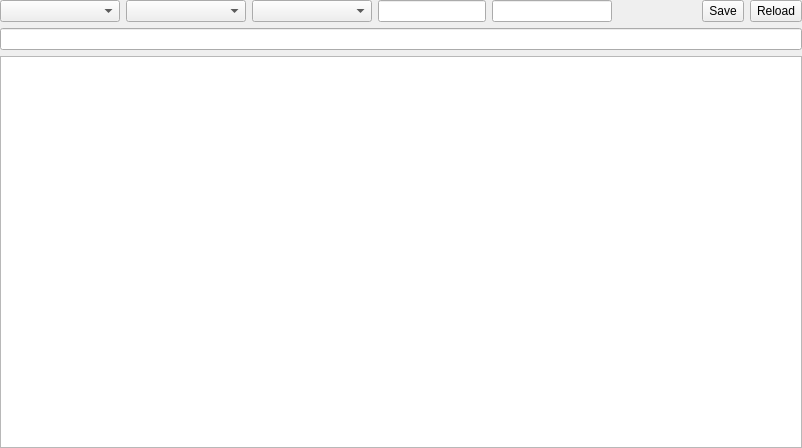
Old version of the form xhashwidget.ui in the repository horsicq/XHashWidget.
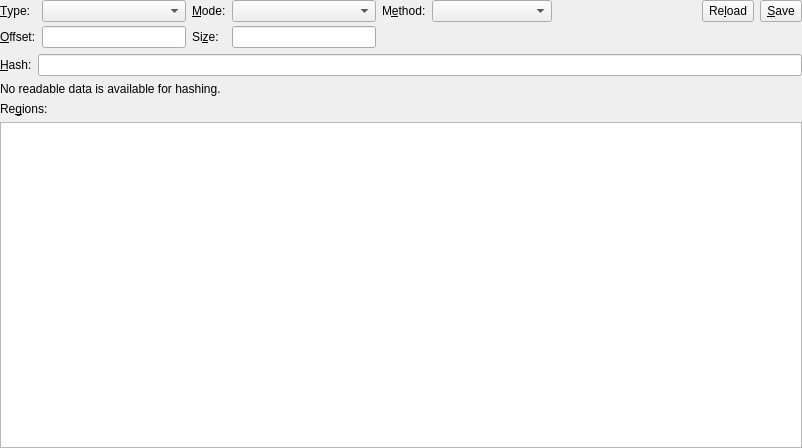
New version of the form. Custom widgets are drawn as their Qt base class.

Commit message: refactor: update hash dialog and widget implementation

```diff
--- a/xhashwidget.ui
+++ b/xhashwidget.ui
@@ -27,8 +27,24 @@
     <number>0</number>
    </property>
    <item>
-    <layout class="QHBoxLayout" name="horizontalLayout">
-     <item>
+    <layout class="QGridLayout" name="gridLayoutControls">
+     <property name="horizontalSpacing">
+      <number>6</number>
+     </property>
+     <property name="verticalSpacing">
+      <number>4</number>
+     </property>
+     <item row="0" column="0">
+      <widget class="QLabel" name="labelType">
+       <property name="text">
+        <string>&amp;Type:</string>
+       </property>
+       <property name="buddy">
+        <cstring>comboBoxType</cstring>
+       </property>
+      </widget>
+     </item>
+     <item row="0" column="1">
       <widget class="QComboBox" name="comboBoxType">
        <property name="minimumSize">
         <size>
@@ -38,7 +54,17 @@
        </property>
       </widget>
      </item>
-     <item>
+     <item row="0" column="2">
+      <widget class="QLabel" name="labelMapMode">
+       <property name="text">
+        <string>&amp;Mode:</string>
+       </property>
+       <property name="buddy">
+        <cstring>comboBoxMapMode</cstring>
+       </property>
+      </widget>
+     </item>
+     <item row="0" column="3">
       <widget class="QComboBox" name="comboBoxMapMode">
        <property name="minimumSize">
         <size>
@@ -48,7 +74,17 @@
        </property>
       </widget>
      </item>
-     <item>
+     <item row="0" column="4">
+      <widget class="QLabel" name="labelMethod">
+       <property name="text">
+        <string>M&amp;ethod:</string>
+       </property>
+       <property name="buddy">
+        <cstring>comboBoxMethod</cstring>
+       </property>
+      </widget>
+     </item>
+     <item row="0" column="5">
       <widget class="QComboBox" name="comboBoxMethod">
        <property name="minimumSize">
         <size>
@@ -58,8 +94,24 @@
        </property>
       </widget>
      </item>
-     <item>
+     <item row="1" column="0">
+      <widget class="QLabel" name="labelOffset">
+       <property name="text">
+        <string>&amp;Offset:</string>
+       </property>
+       <property name="buddy">
+        <cstring>lineEditOffset</cstring>
+       </property>
+      </widget>
+     </item>
+     <item row="1" column="1">
       <widget class="XLineEditHEX" name="lineEditOffset">
+       <property name="minimumSize">
+        <size>
+         <width>120</width>
+         <height>0</height>
+        </size>
+       </property>
        <property name="maximumSize">
         <size>
          <width>150</width>
@@ -74,7 +126,17 @@
        </property>
       </widget>
      </item>
-     <item>
+     <item row="1" column="2">
+      <widget class="QLabel" name="labelSize">
+       <property name="text">
+        <string>Si&amp;ze:</string>
+       </property>
+       <property name="buddy">
+        <cstring>lineEditSize</cstring>
+       </property>
+      </widget>
+     </item>
+     <item row="1" column="3">
       <widget class="XLineEditHEX" name="lineEditSize">
        <property name="minimumSize">
         <size>
@@ -96,7 +158,7 @@
        </property>
       </widget>
      </item>
-     <item>
+     <item row="0" column="6" rowspan="2">
       <spacer name="horizontalSpacer">
        <property name="orientation">
         <enum>Qt::Horizontal</enum>
@@ -109,23 +171,7 @@
        </property>
       </spacer>
      </item>
-     <item>
-      <widget class="QToolButton" name="toolButtonSave">
-       <property name="sizePolicy">
-        <sizepolicy hsizetype="Minimum" vsizetype="Minimum">
-         <horstretch>0</horstretch>
-         <verstretch>0</verstretch>
-        </sizepolicy>
-       </property>
-       <property name="text">
-        <string>Save</string>
-       </property>
-       <property name="toolButtonStyle">
-        <enum>Qt::ToolButtonTextBesideIcon</enum>
-       </property>
-      </widget>
-     </item>
-     <item>
+     <item row="0" column="7">
       <widget class="QToolButton" name="toolButtonReload">
        <property name="sizePolicy">
         <sizepolicy hsizetype="Minimum" vsizetype="Minimum">
@@ -134,27 +180,83 @@
         </sizepolicy>
        </property>
        <property name="text">
-        <string>Reload</string>
+        <string>Re&amp;load</string>
        </property>
        <property name="toolButtonStyle">
         <enum>Qt::ToolButtonTextBesideIcon</enum>
        </property>
       </widget>
      </item>
+     <item row="0" column="8">
+      <widget class="QToolButton" name="toolButtonSave">
+       <property name="sizePolicy">
+        <sizepolicy hsizetype="Minimum" vsizetype="Minimum">
+         <horstretch>0</horstretch>
+         <verstretch>0</verstretch>
+        </sizepolicy>
+       </property>
+       <property name="text">
+        <string>&amp;Save</string>
+       </property>
+       <property name="toolButtonStyle">
+        <enum>Qt::ToolButtonTextBesideIcon</enum>
+       </property>
+      </widget>
+     </item>
     </layout>
    </item>
    <item>
-    <widget class="XLineEditHEX" name="lineEditHash">
-     <property name="alignment">
-      <set>Qt::AlignLeading|Qt::AlignLeft|Qt::AlignVCenter</set>
+    <layout class="QHBoxLayout" name="horizontalLayoutHash">
+     <item>
+      <widget class="QLabel" name="labelHash">
+       <property name="text">
+        <string>&amp;Hash:</string>
+       </property>
+       <property name="buddy">
+        <cstring>lineEditHash</cstring>
+       </property>
+      </widget>
+     </item>
+     <item>
+      <widget class="XLineEditHEX" name="lineEditHash">
+       <property name="alignment">
+        <set>Qt::AlignLeading|Qt::AlignLeft|Qt::AlignVCenter</set>
+       </property>
+       <property name="readOnly">
+        <bool>true</bool>
+       </property>
+      </widget>
+     </item>
+    </layout>
+   </item>
+   <item>
+    <widget class="QLabel" name="labelStatus">
+     <property name="text">
+      <string>No readable data is available for hashing.</string>
      </property>
-     <property name="readOnly">
+     <property name="textInteractionFlags">
+      <set>Qt::TextSelectableByMouse</set>
+     </property>
+     <property name="wordWrap">
       <bool>true</bool>
      </property>
     </widget>
    </item>
+   <item>
+    <widget class="QLabel" name="labelRegions">
+     <property name="text">
+      <string>Re&amp;gions:</string>
+     </property>
+     <property name="buddy">
+      <cstring>tableViewRegions</cstring>
+     </property>
+    </widget>
+   </item>
    <item>
     <widget class="XTableView" name="tableViewRegions">
+     <property name="alternatingRowColors">
+      <bool>true</bool>
+     </property>
      <property name="contextMenuPolicy">
       <enum>Qt::CustomContextMenu</enum>
      </property>
```
The commit also changes 5 other files.
